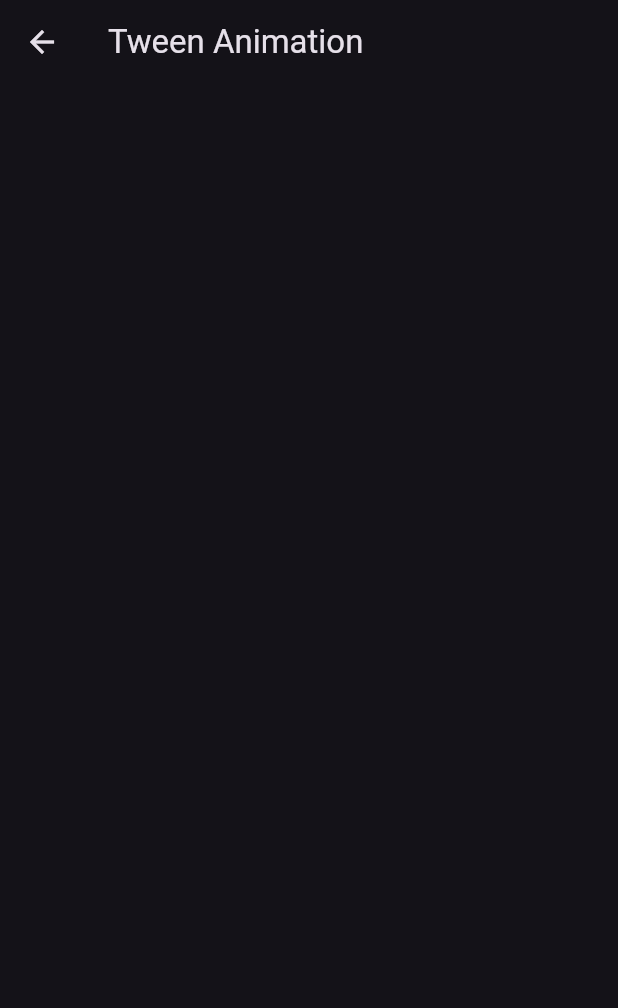
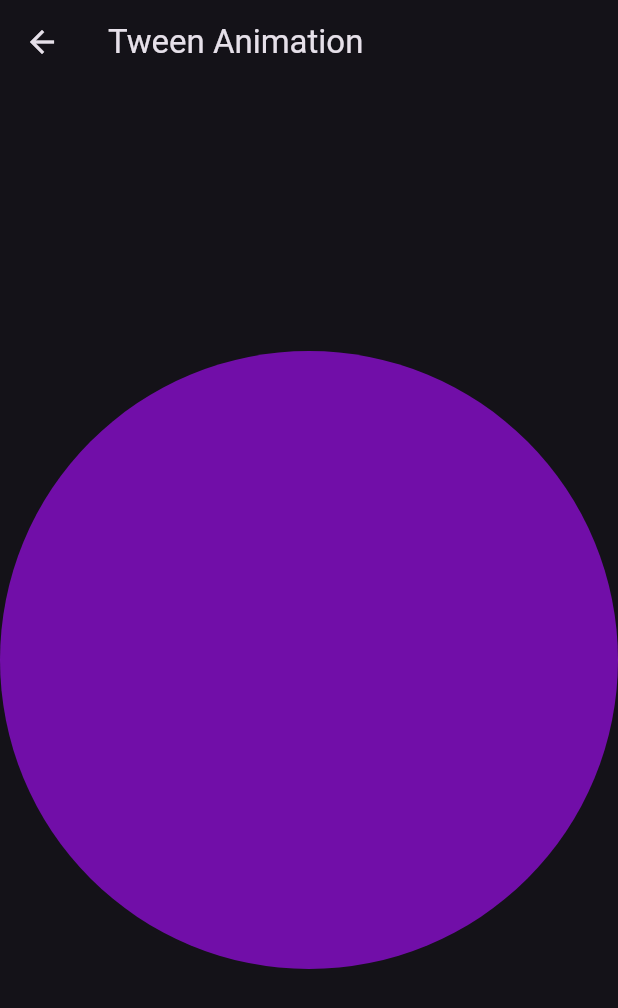
Before and after one commit to GemotiveerdeStudent/FlutterPlayground, a Flutter app: the TweenAnimationView screen opened by its route, on a phone screen of 412 x 824 dp. Shown: the top 1008 px of the screen. Run offline on Flutter 3.47's test engine with Material 3 defaults, Android fonts, the light colour scheme and no system bars.

Commit message:
Added Tween Animation

```diff
--- a/flutterplayground/lib/views/tween_animation.dart
+++ b/flutterplayground/lib/views/tween_animation.dart
@@ -1,4 +1,11 @@
 import 'package:flutter/material.dart';
+import 'dart:math' as math;
+
+import 'dart:developer' as devtools show log;
+
+extension Log on Object {
+  void log() => devtools.log(toString());
+}
 
 class TweenAnimationView extends StatefulWidget {
   const TweenAnimationView({super.key});
@@ -7,13 +14,83 @@ class TweenAnimationView extends StatefulWidget {
   State<TweenAnimationView> createState() => _TweenAnimationViewState();
 }
 
+class CircleClipper extends CustomClipper<Path> {
+  const CircleClipper(); //cstr
+
+  @override
+  Path getClip(Size size) {
+    var path = Path();
+
+    final rect = Rect.fromCircle(
+      // Create a circle inside of the rectangle
+      center: Offset(size.width / 2, size.height / 2),
+      radius: size.width / 2,
+    );
+
+    path.addOval(rect);
+
+    return path;
+  }
+
+  @override
+  bool shouldReclip(CustomClipper<Path> oldClipper) => false;
+}
+
+/*
+0xFFFFFFFF
+A R G B = 32 bits
+    A = Alpha (0-255) = 8 bits (Visibility of the colour)
+    R = Red (0-255) = 8 bits
+    G = Green (0-255) = 8 bits
+    B = Blue (0-255) = 8 bits
+*/
+Color getRandomColor() => Color(
+      0xFF000000 +
+          math.Random().nextInt(
+            0x00FFFFFF,
+          ),
+    );
+
 class _TweenAnimationViewState extends State<TweenAnimationView> {
+  var _color = getRandomColor();
+
   @override
   Widget build(BuildContext context) {
     return Scaffold(
       appBar: AppBar(
         title: Text('Tween Animation'),
       ),
+      body: Center(
+        child: ClipPath(
+          clipper: CircleClipper(),
+          child: TweenAnimationBuilder(
+            tween: ColorTween(
+              begin: getRandomColor(),
+              end: _color,
+            ),
+            onEnd: () {
+              setState(() {
+                _color = getRandomColor();
+              });
+            },
+            duration: const Duration(seconds: 1),
+            child: Container(
+              width: MediaQuery.of(context).size.width,
+              height: MediaQuery.of(context).size.height,
+              color: Colors.blue,
+            ),
+            builder: (context, Color? color, child) {
+              return ColorFiltered(
+                colorFilter: ColorFilter.mode(
+                  color!,
+                  BlendMode.srcATop,
+                ),
+                child: child,
+              );
+            },
+          ),
+        ),
+      ),
     );
   }
 }
```
